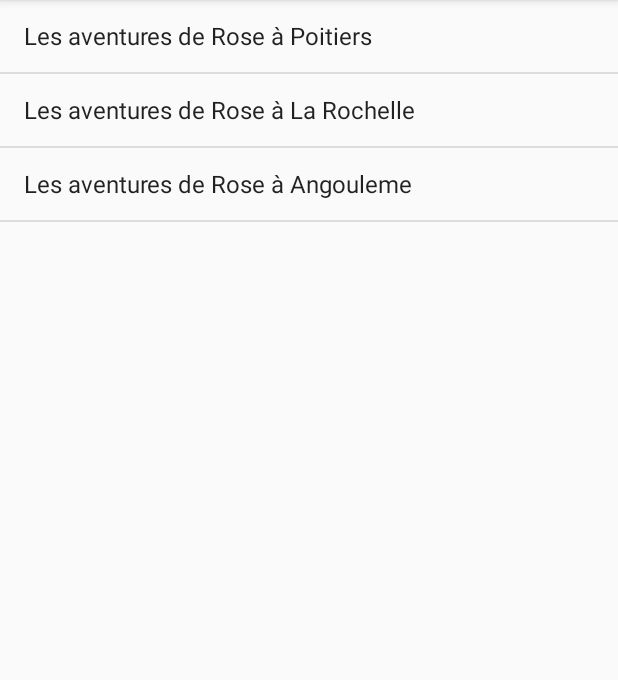
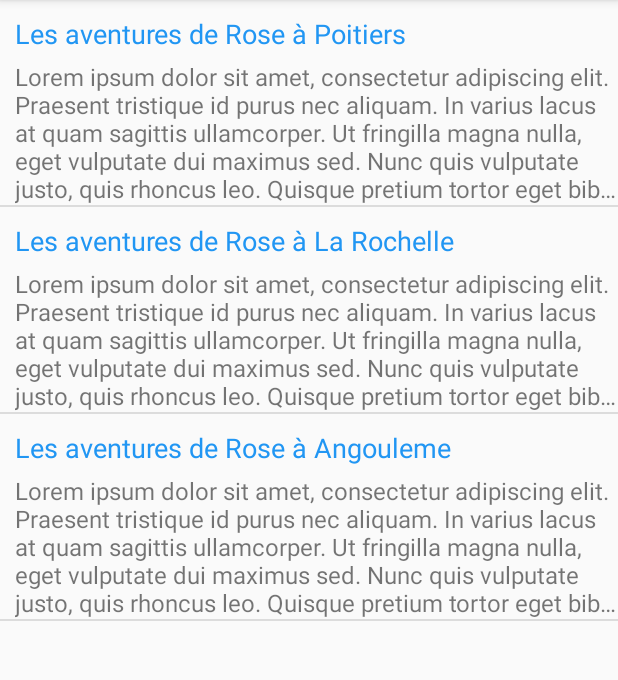
Before and after one commit to Yram-Naillik/scenario_choice, an Android app: the screen it shows after launch (MainActivity), on a phone screen of 412 x 824 dp, the part 84-764 px from its top. Run offline under Robolectric (Android 15) with nearby library versions, the phone set to English and light mode, and no system bars.

Commit message:
Now displaying the titles and descriptions, next step adding photos

```diff
--- a/app/src/main/assets/scenarios.json
+++ b/app/src/main/assets/scenarios.json
@@ -2,18 +2,21 @@
   "scenarios": [
     {
       "title": "Les aventures de Rose à Poitiers",
-      "picture" : "http://www.edamam.com/web-img/5f5/5f51c89f832d50da84e3c05bef3f66f9.jpg",
-      "description": "lorem ipsum"
+      "description": "Lorem ipsum dolor sit amet, consectetur adipiscing elit. Praesent tristique id purus nec aliquam. In varius lacus at quam sagittis ullamcorper. Ut fringilla magna nulla, eget vulputate dui maximus sed. Nunc quis vulputate justo, quis rhoncus leo. Quisque pretium tortor eget bibendum posuere. Cras porta aliquam risus. Quisque fringilla lectus elementum urna sodales, sollicitudin convallis ante varius. Vivamus gravida porttitor dolor eget dignissim. Ut luctus tellus sed mauris commodo consequat. Vivamus ligula nunc, finibus eu neque non, egestas aliquet enim. Morbi pretium justo eu est tincidunt rhoncus. In convallis consequat nisi at lobortis. Donec accumsan tincidunt odio et molestie. Praesent in ligula mi. Vivamus iaculis odio in ligula pharetra semper.",
+      "picture" : "R.drawable.vase"
+
     },
     {
       "title": "Les aventures de Rose à La Rochelle",
-      "picture" : "http://www.edamam.com/web-img/5f5/5f51c89f832d50da84e3c05bef3f66f9.jpg",
-      "description": "lorem ipsum"
+      "description": "Lorem ipsum dolor sit amet, consectetur adipiscing elit. Praesent tristique id purus nec aliquam. In varius lacus at quam sagittis ullamcorper. Ut fringilla magna nulla, eget vulputate dui maximus sed. Nunc quis vulputate justo, quis rhoncus leo. Quisque pretium tortor eget bibendum posuere. Cras porta aliquam risus. Quisque fringilla lectus elementum urna sodales, sollicitudin convallis ante varius. Vivamus gravida porttitor dolor eget dignissim. Ut luctus tellus sed mauris commodo consequat. Vivamus ligula nunc, finibus eu neque non, egestas aliquet enim. Morbi pretium justo eu est tincidunt rhoncus. In convallis consequat nisi at lobortis. Donec accumsan tincidunt odio et molestie. Praesent in ligula mi. Vivamus iaculis odio in ligula pharetra semper.",
+      "picture" : "R.drawable.vase"
+
     },
     {
       "title": "Les aventures de Rose à Angouleme",
-      "picture" : "http://www.edamam.com/web-img/5f5/5f51c89f832d50da84e3c05bef3f66f9.jpg",
-      "description": "lorem ipsum"
+      "description": "Lorem ipsum dolor sit amet, consectetur adipiscing elit. Praesent tristique id purus nec aliquam. In varius lacus at quam sagittis ullamcorper. Ut fringilla magna nulla, eget vulputate dui maximus sed. Nunc quis vulputate justo, quis rhoncus leo. Quisque pretium tortor eget bibendum posuere. Cras porta aliquam risus. Quisque fringilla lectus elementum urna sodales, sollicitudin convallis ante varius. Vivamus gravida porttitor dolor eget dignissim. Ut luctus tellus sed mauris commodo consequat. Vivamus ligula nunc, finibus eu neque non, egestas aliquet enim. Morbi pretium justo eu est tincidunt rhoncus. In convallis consequat nisi at lobortis. Donec accumsan tincidunt odio et molestie. Praesent in ligula mi. Vivamus iaculis odio in ligula pharetra semper.",
+      "picture" : "R.drawable.vase"
+
     }
   ]
 }
--- a/app/src/main/java/fr/killianmary/scenario_choice/MainActivity.kt
+++ b/app/src/main/java/fr/killianmary/scenario_choice/MainActivity.kt
@@ -16,9 +16,11 @@ class MainActivity : AppCompatActivity() {
         var listView = findViewById<ListView>(R.id.scenario_list_view)
 // 1
         val scenarioList = Scenario.getScenarioFromFile("scenarios.json", this)
+        val adapter = ScenarioAdapter(this, scenarioList)
+        listView.adapter = adapter
+
 // 2
         // OK up
-        Log.e("SCENARIO LIST SIZE", scenarioList.size.toString())
         val listItems = arrayOfNulls<String>(scenarioList.size)
 // 3
         for (i in 0..scenarioList.size-1) {
@@ -27,7 +29,6 @@ class MainActivity : AppCompatActivity() {
             listItems[i] = scenario.title.toString()
         }
 // 4
-        val adapter = ArrayAdapter(this, android.R.layout.simple_list_item_1, listItems)
-        listView.adapter = adapter
+
     }
 }
--- a/app/src/main/java/fr/killianmary/scenario_choice/Scenario.kt
+++ b/app/src/main/java/fr/killianmary/scenario_choice/Scenario.kt
@@ -8,7 +8,7 @@ import org.json.JSONObject
 class Scenario(
     val title: String?,
     val description: String,
-    val imageUrl: String) {
+    val picture: String) {
 
     companion object {
 
@@ -22,9 +22,10 @@ class Scenario(
                 val scenarios = json.getJSONArray("scenarios")
                 // Get Scenario objects from data
                 (0 until scenarios.length()).mapTo(scenarioList) {
-                    Scenario(scenarios.getJSONObject(it).getString("title"),
-                        scenarios.getJSONObject(it).getString("picture"),
-                        scenarios.getJSONObject(it).getString("description"))
+                    Scenario(
+                        scenarios.getJSONObject(it).getString("title"),
+                        scenarios.getJSONObject(it).getString("description"),
+                        scenarios.getJSONObject(it).getString("picture"))
                 }
             } catch (e: JSONException) {
                 e.printStackTrace()
--- a/app/src/main/java/fr/killianmary/scenario_choice/ScenarioAdapter.kt
+++ b/app/src/main/java/fr/killianmary/scenario_choice/ScenarioAdapter.kt
@@ -1 +1,68 @@
 package fr.killianmary.scenario_choice
+
+import android.content.Context
+import android.graphics.BitmapFactory
+import android.util.Log
+import android.view.LayoutInflater
+import android.view.View
+import android.view.ViewGroup
+import android.widget.BaseAdapter
+import android.widget.ImageView
+import android.widget.TextView
+
+
+class ScenarioAdapter(private val context: Context,
+                    private val dataSource: ArrayList<Scenario>) : BaseAdapter() {
+
+    private val inflater: LayoutInflater
+            = context.getSystemService(Context.LAYOUT_INFLATER_SERVICE) as LayoutInflater
+
+    //1
+    override fun getCount(): Int {
+        return dataSource.size
+    }
+
+    //2
+    override fun getItem(position: Int): Any {
+        return dataSource[position]
+    }
+
+    //3
+    override fun getItemId(position: Int): Long {
+        return position.toLong()
+    }
+
+    //4
+    override fun getView(position: Int, convertView: View?, parent: ViewGroup): View {
+        // Get view for row item
+        val rowView = inflater.inflate(R.layout.list_item_scenario, parent, false)
+
+        // Get title element
+        val titleTextView = rowView.findViewById(R.id.scenario_list_title) as TextView
+
+        // Get description element
+        val descriptionTextView = rowView.findViewById(R.id.scenario_list_description) as TextView
+
+        // Get picture element
+        //val pictureTextView = rowView.findViewById(R.id.imageView) as ImageView
+
+        // 1
+        val scenario = getItem(position) as Scenario
+
+        // 2
+
+        titleTextView.text = scenario.title
+        descriptionTextView.text = scenario.description
+
+        //val picture = scenario.picture
+
+
+
+
+        //pictureTextView.setImageResource()
+
+        // 3
+        return rowView
+    }
+
+}
--- /dev/null
+++ b/app/src/main/res/layout/list_item_scenario.xml
@@ -0,0 +1,30 @@
+<?xml version="1.0" encoding="utf-8"?>
+<RelativeLayout xmlns:android="http://schemas.android.com/apk/res/android"
+    xmlns:app="http://schemas.android.com/apk/res-auto"
+    xmlns:tools="http://schemas.android.com/tools"
+    android:layout_width="match_parent"
+    android:layout_height="match_parent">
+
+
+    <TextView
+        android:id="@+id/scenario_list_title"
+        android:layout_width="wrap_content"
+        android:layout_height="wrap_content"
+        android:layout_marginLeft="10dp"
+        android:layout_marginTop="10dp"
+        android:textColor="#2196F3"
+        android:textSize="18sp"
+        tools:text="Title" />
+
+    <TextView
+        android:id="@+id/scenario_list_description"
+        android:layout_width="wrap_content"
+        android:layout_height="wrap_content"
+        android:layout_marginLeft="10dp"
+        android:layout_marginTop="40dp"
+        android:ellipsize="end"
+        android:maxLines="5"
+        android:textSize="16sp"
+        tools:text="Description" />
+
+</RelativeLayout>
```
Also changed, not shown: app/src/main/res/drawable/casque.jpg (added), app/src/main/res/drawable/vase.jpg (added), app/src/main/res/drawable/zarafa.jpg (added).
